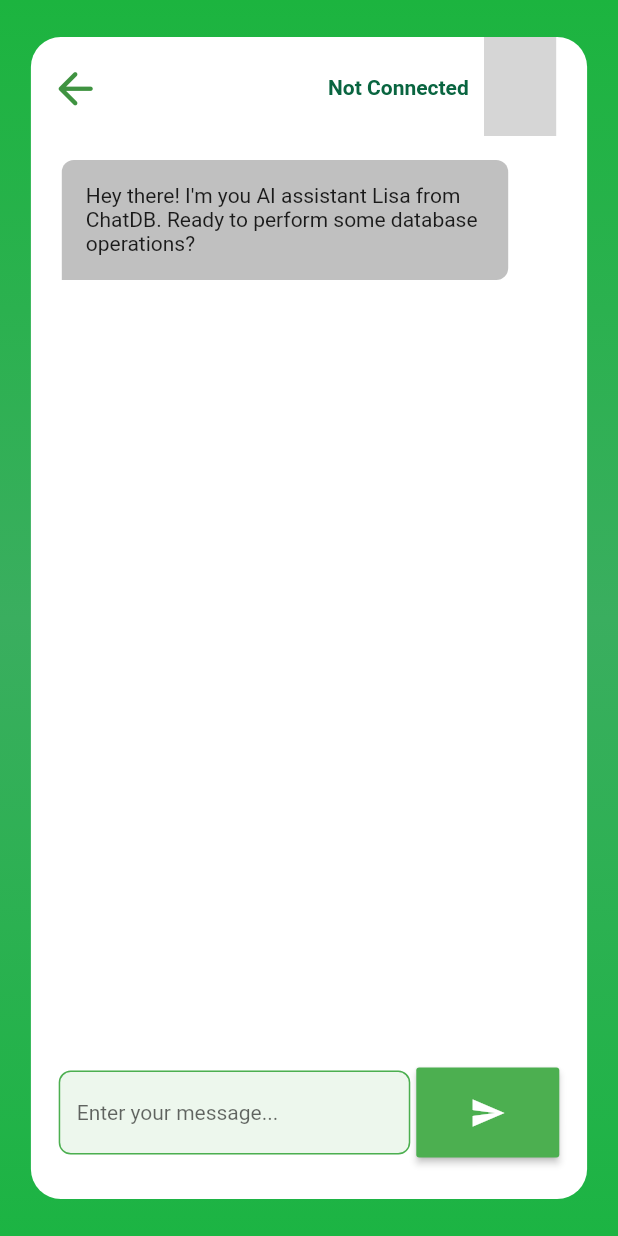
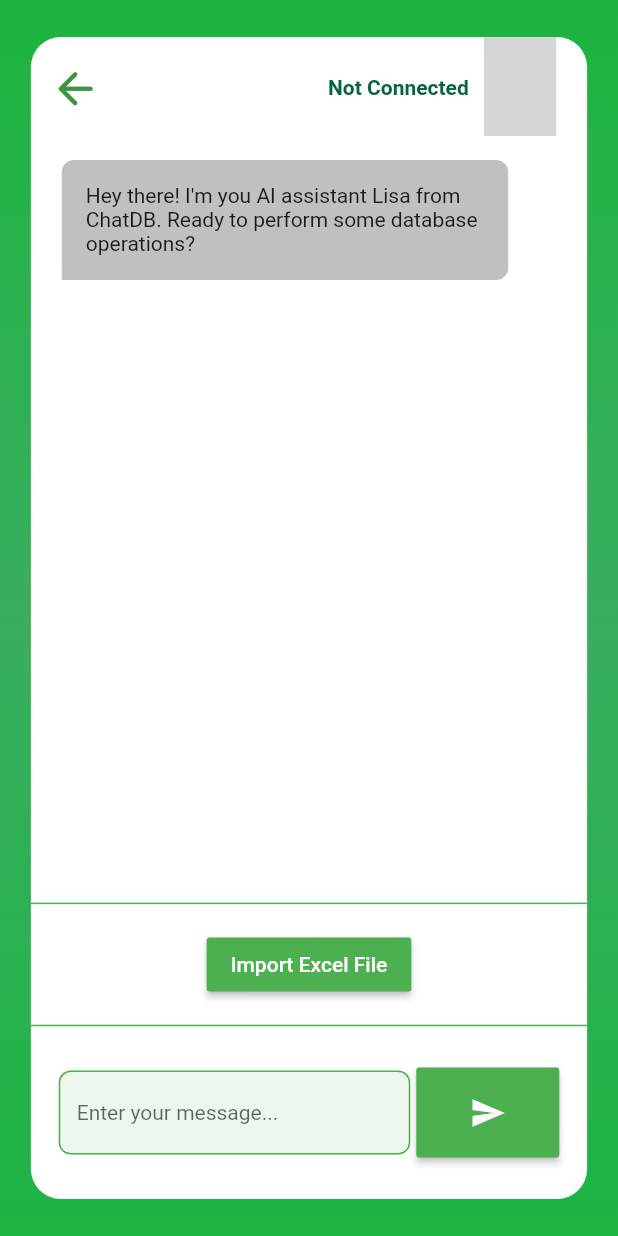
Before and after one commit to curiouslumber/ChatXL, a Flutter app: the ChatPage screen opened directly, on a phone screen of 412 x 824 dp. Run offline on Flutter 3.47's test engine with Material 2 defaults, Android fonts, the phone set to English and light mode, and no system bars; our stand-ins replace file_picker, firebase_auth, firebase_core, flutter_svg, font_awesome_flutter, get and 2 more; missing offline and left inert: excel, flutter_glow; accounts and stored records are empty; generated files the repository leaves out were written again; grey boxes are pictures that could not be loaded.

Commit message:
file input done

```diff
--- a/lib/Chat/chatpage.dart
+++ b/lib/Chat/chatpage.dart
@@ -1,4 +1,8 @@
+import 'dart:io';
+
 import 'package:chatdb/Elements/checkinternet.dart';
+import 'package:excel/excel.dart' as prefix;
+import 'package:file_picker/file_picker.dart';
 import 'package:flutter/material.dart';
 import 'package:flutter_glow/flutter_glow.dart';
 import 'package:get/get.dart';
@@ -11,6 +15,37 @@ class ChatPage extends StatelessWidget {
 
   @override
   Widget build(BuildContext context) {
+    Future<void> readExcelData(String filePath) async {
+      var file = File(filePath);
+      var bytes = await file.readAsBytes();
+      var excel = prefix.Excel.decodeBytes(bytes);
+
+      var sheet = excel.tables.keys.first;
+    }
+
+    Future<void> pickFile(BuildContext context) async {
+      FilePickerResult? result = await FilePicker.platform.pickFiles(
+        type: FileType.custom,
+        allowedExtensions: ['xlsx'],
+      );
+
+      if (result != null) {
+        String filePath = result.files.single.path!;
+        readExcelData(filePath);
+        c.fileImported.value = true;
+        c.filePath.value = result.files.single.name;
+        // ignore: use_build_context_synchronously
+        ScaffoldMessenger.of(context).showSnackBar(const SnackBar(
+          content: Text("Excel File Imported"),
+        ));
+      } else {
+        // ignore: use_build_context_synchronously
+        ScaffoldMessenger.of(context).showSnackBar(const SnackBar(
+          content: Text("No file selected"),
+        ));
+      }
+    }
+
     // Responsive data
     MediaQueryData mediaQueryData = MediaQuery.of(context);
     // ignore: unused_local_variable
@@ -109,7 +144,10 @@ class ChatPage extends StatelessWidget {
                 ),
                 Expanded(
                   flex: 1,
-                  child: Obx(
+                  child: Stack(
+                    alignment: Alignment.bottomCenter,
+                    children: [
+                      Obx(
                         () => Container(
                           margin: EdgeInsets.only(
                               left: horizontalpadding,
@@ -124,11 +162,13 @@ class ChatPage extends StatelessWidget {
                                   if (!c.aioruser.contains("ai")) {
                                     c.aioruser.add("ai");
                                   }
-                              return AIMessageWidget(c.aiMessages.elementAt(0));
+                                  return AIMessageWidget(
+                                      c.aiMessages.elementAt(0));
                                 } else if (index != 0 &&
                                     index != 1 &&
                                     c.aioruser.elementAt(index - 1) == "ai") {
-                              return AIMessageWidget(c.aiMessages.elementAt(0));
+                                  return AIMessageWidget(
+                                      c.aiMessages.elementAt(0));
                                 } else if (index != 0 &&
                                     index != 1 &&
                                     c.aioruser.elementAt(index - 1) == "user") {
@@ -151,6 +191,34 @@ class ChatPage extends StatelessWidget {
                                 return null;
                               }),
                         ),
+                      ),
+                      Obx(
+                        () => !c.fileImported.value
+                            ? Container(
+                                height: availableHeight / 10,
+                                margin: const EdgeInsets.only(bottom: 8.0),
+                                alignment: Alignment.center,
+                                decoration: const BoxDecoration(
+                                    border: Border.symmetric(
+                                        horizontal:
+                                            BorderSide(color: Colors.green))),
+                                child: MaterialButton(
+                                  onPressed: () {
+                                    pickFile(context);
+                                  },
+                                  color: Colors.green,
+                                  child: const Text(
+                                    'Import Excel File',
+                                    style: TextStyle(color: Colors.white),
+                                  ),
+                                ),
+                              )
+                            : Container(
+                                alignment: Alignment.bottomCenter,
+                                child: Text('Using file : ${c.filePath.value}'),
+                              ),
+                      ),
+                    ],
                   ),
                 ),
                 Container(
--- a/lib/Chat/controller.dart
+++ b/lib/Chat/controller.dart
@@ -8,7 +8,8 @@ class Controller extends GetxController {
   var userMessagesObx = [""].obs;
   RxList<int> userMessageIndexesObx = [1].obs;
   RxList<String> aioruser = [""].obs;
-
+  var fileImported = false.obs;
+  var filePath = "".obs;
   var aiMessage = false.obs;
   var userMessage = true.obs;
 
--- a/pubspec.yaml
+++ b/pubspec.yaml
@@ -22,6 +22,8 @@ dependencies:
   google_sign_in: ^6.1.4
   sqflite: ^2.3.0
   path: ^1.8.3
+  excel: ^2.1.0
+  file_picker: ^5.3.3
 
 dev_dependencies:
   flutter_test:
```
Also changed, not shown: pubspec.lock. Lines whose indentation alone changed are shown as unchanged.
